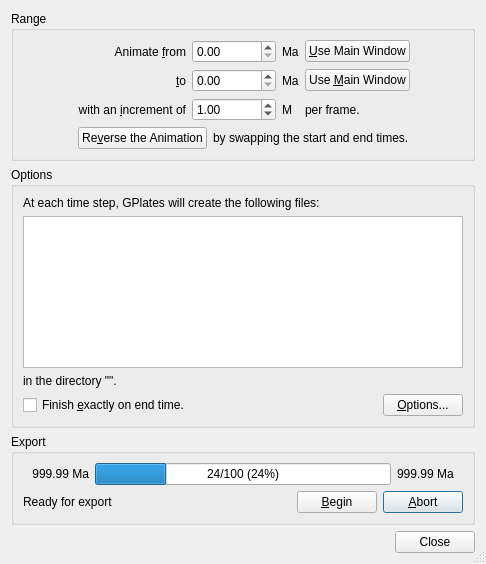
First picture: the form in src/qt-widgets/ExportAnimationDialogUi.ui, repository GPlates/GPlates, before the edit.
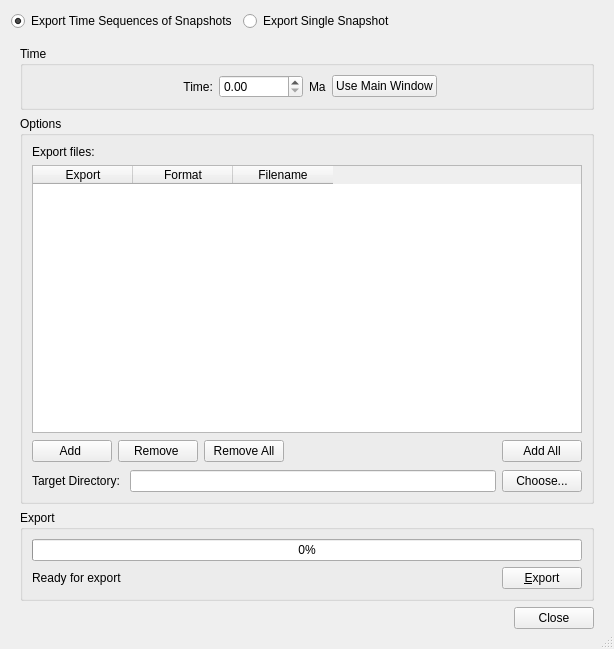
Second picture: the form after the edit. Icons and pictures are not drawn.

Commit message:
(trunk) Replaced source:/gplates/trunk using source:/gplates/branches/export-velocity-2010-mar-18@8116 incorporating log:/gplates/branches/export-velocity-2010-mar-18@7817:8116 ([log:/gplates/trunk@8106:8116 No changes on trunk] since last update from trunk).
This is "replacing one branch with another". The merge was performed using Tortoise SVN's Merge tool, from
source:/gplates/trunk@8106 to
source:/gplates/branches/export-velocity-2010-mar-18@8116,
from inside the root directory of a working copy of the trunk.

Diff of the .ui file:
```diff
--- a/src/qt-widgets/ExportAnimationDialogUi.ui
+++ b/src/qt-widgets/ExportAnimationDialogUi.ui
@@ -5,8 +5,8 @@
    <rect>
     <x>0</x>
     <y>0</y>
-    <width>486</width>
-    <height>564</height>
+    <width>614</width>
+    <height>649</height>
    </rect>
   </property>
   <property name="windowTitle" >
@@ -17,6 +17,47 @@
   </property>
   <layout class="QVBoxLayout" >
    <item>
+    <layout class="QHBoxLayout" >
+     <item>
+      <widget class="QRadioButton" name="radioButton_range" >
+       <property name="text" >
+        <string>Export Time Sequences of Snapshots</string>
+       </property>
+       <property name="checked" >
+        <bool>true</bool>
+       </property>
+      </widget>
+     </item>
+     <item>
+      <widget class="QRadioButton" name="radioButton_single" >
+       <property name="text" >
+        <string>Export Single Snapshot</string>
+       </property>
+      </widget>
+     </item>
+     <item>
+      <spacer>
+       <property name="orientation" >
+        <enum>Qt::Horizontal</enum>
+       </property>
+       <property name="sizeHint" >
+        <size>
+         <width>40</width>
+         <height>20</height>
+        </size>
+       </property>
+      </spacer>
+     </item>
+    </layout>
+   </item>
+   <item>
+    <widget class="QStackedWidget" name="stackedWidget" >
+     <property name="currentIndex" >
+      <number>1</number>
+     </property>
+     <widget class="QWidget" name="page" >
+      <layout class="QVBoxLayout" >
+       <item>
     <widget class="QGroupBox" name="groupbox_range" >
      <property name="title" >
       <string>Range</string>
@@ -245,31 +286,117 @@
        </widget>
       </item>
       <item>
-       <widget class="QListWidget" name="list_parameters_output_files" >
+           <widget class="QTableWidget" name="tableWidget_range" >
+            <property name="windowModality" >
+             <enum>Qt::NonModal</enum>
+            </property>
+            <property name="editTriggers" >
+             <set>QAbstractItemView::NoEditTriggers</set>
+            </property>
+            <property name="alternatingRowColors" >
+             <bool>true</bool>
+            </property>
         <property name="selectionMode" >
          <enum>QAbstractItemView::NoSelection</enum>
         </property>
         <property name="selectionBehavior" >
-         <enum>QAbstractItemView::SelectColumns</enum>
-        </property>
-        <property name="textElideMode" >
-         <enum>Qt::ElideNone</enum>
-        </property>
-       </widget>
-      </item>
-      <item>
-       <widget class="QLabel" name="label_parameters_target_directory" >
-        <property name="text" >
-         <string>in the directory "".</string>
+             <enum>QAbstractItemView::SelectRows</enum>
+            </property>
+            <property name="gridStyle" >
+             <enum>Qt::SolidLine</enum>
+            </property>
+            <property name="sortingEnabled" >
+             <bool>false</bool>
         </property>
         <property name="wordWrap" >
          <bool>true</bool>
         </property>
-        <property name="textInteractionFlags" >
-         <set>Qt::LinksAccessibleByMouse|Qt::NoTextInteraction|Qt::TextSelectableByKeyboard|Qt::TextSelectableByMouse</set>
-        </property>
-       </widget>
-      </item>
+            <property name="cornerButtonEnabled" >
+             <bool>true</bool>
+            </property>
+            <column>
+             <property name="text" >
+              <string>Export Item</string>
+             </property>
+            </column>
+            <column>
+             <property name="text" >
+              <string>Format</string>
+             </property>
+            </column>
+            <column>
+             <property name="text" >
+              <string>Filename</string>
+             </property>
+            </column>
+           </widget>
+          </item>
+          <item>
+           <layout class="QHBoxLayout" >
+            <item>
+             <widget class="QPushButton" name="button_add" >
+              <property name="text" >
+               <string>Add </string>
+              </property>
+             </widget>
+            </item>
+            <item>
+             <widget class="QPushButton" name="button_remove" >
+              <property name="text" >
+               <string>Remove </string>
+              </property>
+             </widget>
+            </item>
+            <item>
+             <widget class="QPushButton" name="button_range_remove_all" >
+              <property name="text" >
+               <string>Remove All</string>
+              </property>
+             </widget>
+            </item>
+            <item>
+             <spacer>
+              <property name="orientation" >
+               <enum>Qt::Horizontal</enum>
+              </property>
+              <property name="sizeHint" >
+               <size>
+                <width>241</width>
+                <height>25</height>
+               </size>
+              </property>
+             </spacer>
+            </item>
+            <item>
+             <widget class="QPushButton" name="button_range_add_all" >
+              <property name="text" >
+               <string>Add All</string>
+              </property>
+             </widget>
+            </item>
+           </layout>
+          </item>
+          <item>
+           <layout class="QHBoxLayout" >
+            <item>
+             <widget class="QLabel" name="label_3" >
+              <property name="text" >
+               <string>Target Directory: </string>
+              </property>
+             </widget>
+            </item>
+            <item>
+             <widget class="QLineEdit" name="lineEdit_range_path" />
+            </item>
+            <item>
+             <widget class="QPushButton" name="button_choose_path" >
+              <property name="text" >
+               <string>Choose...</string>
+              </property>
+             </widget>
+            </item>
+           </layout>
+          </item>
       <item>
        <layout class="QHBoxLayout" >
         <item>
@@ -279,26 +406,6 @@
           </property>
          </widget>
         </item>
-        <item>
-         <spacer>
-          <property name="orientation" >
-           <enum>Qt::Horizontal</enum>
-          </property>
-          <property name="sizeHint" >
-           <size>
-            <width>40</width>
-            <height>20</height>
-           </size>
-          </property>
-         </spacer>
-        </item>
-        <item>
-         <widget class="QPushButton" name="button_configure_export_parameters" >
-          <property name="text" >
-           <string>&amp;Options...</string>
-          </property>
-         </widget>
-        </item>
        </layout>
       </item>
      </layout>
@@ -358,7 +465,7 @@
         <item>
          <widget class="QLabel" name="label_export_status" >
           <property name="sizePolicy" >
-           <sizepolicy vsizetype="MinimumExpanding" hsizetype="MinimumExpanding" >
+               <sizepolicy vsizetype="Preferred" hsizetype="Expanding" >
             <horstretch>0</horstretch>
             <verstretch>0</verstretch>
            </sizepolicy>
@@ -374,8 +481,6 @@
           </property>
          </widget>
         </item>
-        <item>
-         <layout class="QHBoxLayout" >
           <item>
            <widget class="QPushButton" name="button_export" >
             <property name="text" >
@@ -417,36 +522,314 @@
          </layout>
         </item>
        </layout>
-      </item>
-     </layout>
-    </widget>
+        </widget>
+       </item>
+       <item>
+        <layout class="QHBoxLayout" >
+         <item>
+          <spacer>
+           <property name="orientation" >
+            <enum>Qt::Horizontal</enum>
+           </property>
+           <property name="sizeHint" >
+            <size>
+             <width>40</width>
+             <height>20</height>
+            </size>
+           </property>
+          </spacer>
+         </item>
+         <item>
+          <widget class="QPushButton" name="pushButton_close" >
+           <property name="text" >
+            <string>Close</string>
+           </property>
+          </widget>
+         </item>
+        </layout>
+       </item>
+      </layout>
+     </widget>
+     <widget class="QWidget" name="page_2" >
+      <layout class="QVBoxLayout" >
+       <item>
+        <widget class="QGroupBox" name="groupBox" >
+         <property name="title" >
+          <string>Time</string>
+         </property>
+         <layout class="QHBoxLayout" >
+          <item>
+           <layout class="QHBoxLayout" >
+            <item>
+             <spacer>
+              <property name="orientation" >
+               <enum>Qt::Horizontal</enum>
+              </property>
+              <property name="sizeHint" >
+               <size>
+                <width>40</width>
+                <height>20</height>
+               </size>
+              </property>
+             </spacer>
    </item>
    <item>
-    <widget class="QDialogButtonBox" name="buttonBox" >
+             <widget class="QLabel" name="label" >
+              <property name="text" >
+               <string>  Time:</string>
+              </property>
+             </widget>
+            </item>
+            <item>
+             <widget class="QDoubleSpinBox" name="spinBox_single_time" >
+              <property name="maximum" >
+               <double>1000000.000000000000000</double>
+              </property>
+             </widget>
+            </item>
+            <item>
+             <widget class="QLabel" name="label_4" >
+              <property name="text" >
+               <string>Ma</string>
+              </property>
+             </widget>
+            </item>
+            <item>
+             <widget class="QPushButton" name="button_single_use_main_win" >
+              <property name="text" >
+               <string>Use Main Window</string>
+              </property>
+             </widget>
+            </item>
+            <item>
+             <spacer>
      <property name="orientation" >
       <enum>Qt::Horizontal</enum>
      </property>
-     <property name="standardButtons" >
-      <set>QDialogButtonBox::Close</set>
-     </property>
-    </widget>
-   </item>
-  </layout>
- </widget>
- <tabstops>
-  <tabstop>button_export</tabstop>
-  <tabstop>button_abort</tabstop>
-  <tabstop>buttonBox</tabstop>
-  <tabstop>widget_start_time</tabstop>
-  <tabstop>button_Use_View_Time_start_time</tabstop>
-  <tabstop>widget_end_time</tabstop>
-  <tabstop>button_Use_View_Time_end_time</tabstop>
-  <tabstop>widget_time_increment</tabstop>
-  <tabstop>button_Reverse_the_Animation</tabstop>
-  <tabstop>list_parameters_output_files</tabstop>
-  <tabstop>checkbox_finish_exactly_on_end_time</tabstop>
-  <tabstop>button_configure_export_parameters</tabstop>
- </tabstops>
+              <property name="sizeHint" >
+               <size>
+                <width>40</width>
+                <height>20</height>
+               </size>
+              </property>
+             </spacer>
+            </item>
+           </layout>
+          </item>
+         </layout>
+        </widget>
+       </item>
+       <item>
+        <widget class="QGroupBox" name="groupbox_parameters_2" >
+         <property name="title" >
+          <string>Options</string>
+         </property>
+         <layout class="QVBoxLayout" >
+          <item>
+           <widget class="QLabel" name="label_parameters_description_2" >
+            <property name="text" >
+             <string>Export files:</string>
+            </property>
+            <property name="wordWrap" >
+             <bool>true</bool>
+            </property>
+           </widget>
+          </item>
+          <item>
+           <widget class="QTableWidget" name="tableWidget_single" >
+            <property name="editTriggers" >
+             <set>QAbstractItemView::NoEditTriggers</set>
+            </property>
+            <property name="alternatingRowColors" >
+             <bool>true</bool>
+            </property>
+            <property name="selectionMode" >
+             <enum>QAbstractItemView::SingleSelection</enum>
+            </property>
+            <property name="selectionBehavior" >
+             <enum>QAbstractItemView::SelectRows</enum>
+            </property>
+            <property name="sortingEnabled" >
+             <bool>false</bool>
+            </property>
+            <column>
+             <property name="text" >
+              <string>Export</string>
+             </property>
+            </column>
+            <column>
+             <property name="text" >
+              <string>Format</string>
+             </property>
+            </column>
+            <column>
+             <property name="text" >
+              <string>Filename</string>
+             </property>
+            </column>
+           </widget>
+          </item>
+          <item>
+           <layout class="QHBoxLayout" >
+            <item>
+             <widget class="QPushButton" name="button_single_add" >
+              <property name="text" >
+               <string>Add </string>
+              </property>
+             </widget>
+            </item>
+            <item>
+             <widget class="QPushButton" name="button_single_remove" >
+              <property name="text" >
+               <string>Remove </string>
+              </property>
+             </widget>
+            </item>
+            <item>
+             <widget class="QPushButton" name="button_single_remove_all" >
+              <property name="text" >
+               <string>Remove All</string>
+              </property>
+             </widget>
+            </item>
+            <item>
+             <spacer>
+              <property name="orientation" >
+               <enum>Qt::Horizontal</enum>
+              </property>
+              <property name="sizeHint" >
+               <size>
+                <width>231</width>
+                <height>25</height>
+               </size>
+              </property>
+             </spacer>
+            </item>
+            <item>
+             <widget class="QPushButton" name="button_single_add_all" >
+              <property name="text" >
+               <string>Add All</string>
+              </property>
+             </widget>
+            </item>
+           </layout>
+          </item>
+          <item>
+           <layout class="QHBoxLayout" >
+            <item>
+             <widget class="QLabel" name="label_6" >
+              <property name="text" >
+               <string>Target Directory: </string>
+              </property>
+             </widget>
+            </item>
+            <item>
+             <widget class="QLineEdit" name="lineEdit_single_path" />
+            </item>
+            <item>
+             <widget class="QPushButton" name="button_single_choose_path" >
+              <property name="text" >
+               <string>Choose...</string>
+              </property>
+             </widget>
+            </item>
+           </layout>
+          </item>
+         </layout>
+        </widget>
+       </item>
+       <item>
+        <widget class="QGroupBox" name="groupbox_controls_2" >
+         <property name="title" >
+          <string>Export</string>
+         </property>
+         <layout class="QVBoxLayout" >
+          <item>
+           <layout class="QHBoxLayout" >
+            <item>
+             <widget class="QProgressBar" name="progress_bar_single_frame" >
+              <property name="value" >
+               <number>0</number>
+              </property>
+             </widget>
+            </item>
+           </layout>
+          </item>
+          <item>
+           <layout class="QHBoxLayout" >
+            <item>
+             <widget class="QLabel" name="label_export_status_single" >
+              <property name="sizePolicy" >
+               <sizepolicy vsizetype="Preferred" hsizetype="Expanding" >
+                <horstretch>0</horstretch>
+                <verstretch>0</verstretch>
+               </sizepolicy>
+              </property>
+              <property name="text" >
+               <string>Ready for export</string>
+              </property>
+              <property name="alignment" >
+               <set>Qt::AlignLeading|Qt::AlignLeft|Qt::AlignVCenter</set>
+              </property>
+              <property name="wordWrap" >
+               <bool>true</bool>
+              </property>
+             </widget>
+            </item>
+            <item>
+             <widget class="QPushButton" name="button_export_single_frame" >
+              <property name="text" >
+               <string>&amp;Export</string>
+              </property>
+              <property name="icon" >
+               <iconset resource="../qt-resources/qt_widgets.qrc" >:/tango_document_save_22.png</iconset>
+              </property>
+              <property name="iconSize" >
+               <size>
+                <width>22</width>
+                <height>22</height>
+               </size>
+              </property>
+              <property name="default" >
+               <bool>true</bool>
+              </property>
+             </widget>
+            </item>
+           </layout>
+          </item>
+         </layout>
+        </widget>
+       </item>
+       <item>
+        <layout class="QHBoxLayout" >
+         <item>
+          <spacer>
+           <property name="orientation" >
+            <enum>Qt::Horizontal</enum>
+           </property>
+           <property name="sizeHint" >
+            <size>
+             <width>40</width>
+             <height>20</height>
+            </size>
+           </property>
+          </spacer>
+         </item>
+         <item>
+          <widget class="QPushButton" name="pushButton_single_cancel" >
+           <property name="text" >
+            <string>Close</string>
+           </property>
+          </widget>
+         </item>
+        </layout>
+       </item>
+      </layout>
+     </widget>
+    </widget>
+   </item>
+  </layout>
+ </widget>
  <resources>
   <include location="../qt-resources/qt_widgets.qrc" />
  </resources>
```
Left out of the diff: 28 changed lines with no effect on the pictures. Lines whose indentation alone changed are shown as unchanged. The commit also changes 38 other files.
